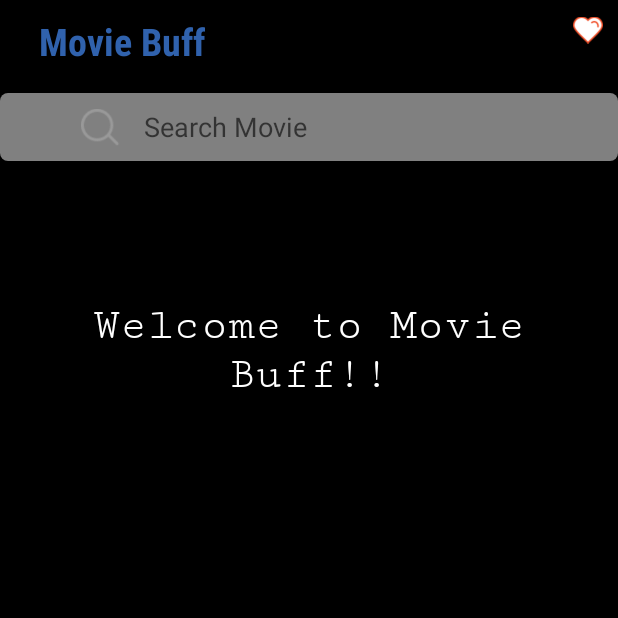
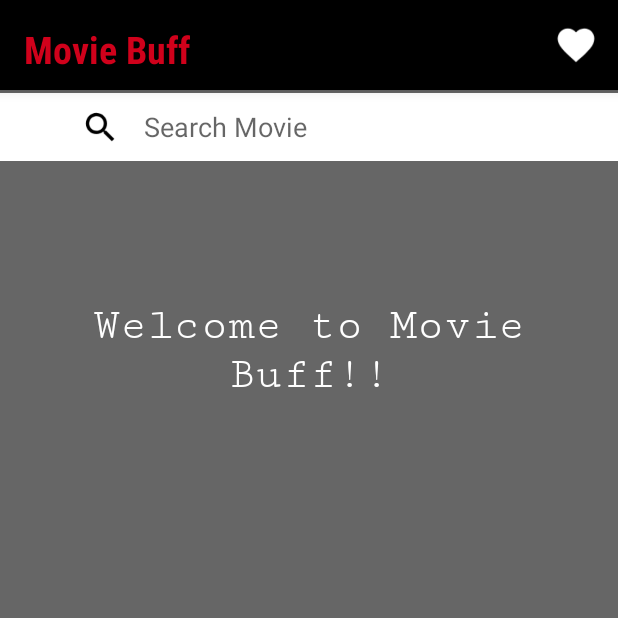
Before and after one commit to sarthakshive/MovieBuff-App, an Android app: the screen it shows after launch (MainActivity), on a phone screen of 412 x 824 dp, the top half of it. Run offline under Robolectric (Android 15) with nearby library versions, the phone set to English and light mode, and no system bars; our stand-ins replace Volley.

Commit message:
Revamped UI

```diff
--- a/app/src/main/AndroidManifest.xml
+++ b/app/src/main/AndroidManifest.xml
@@ -16,14 +16,16 @@
         android:supportsRtl="true"
         android:theme="@style/Theme.AppCompat.Light">
 
-            <activity android:name=".MainActivity">
+            <activity android:name=".MainActivity"
+                android:screenOrientation="portrait">
             <intent-filter>
                 <action android:name="android.intent.action.MAIN" />
 
                 <category android:name="android.intent.category.LAUNCHER" />
             </intent-filter>
         </activity>
-        <activity android:name=".Main2Activity">
+        <activity android:name=".Main2Activity"
+            android:screenOrientation="portrait">
 
         </activity>
         <receiver android:name=".Notifications.AlarmReceiver">
--- a/app/src/main/java/com/example/sarthaktaneja/moviebuff/MainActivity.java
+++ b/app/src/main/java/com/example/sarthaktaneja/moviebuff/MainActivity.java
@@ -203,7 +203,7 @@ public class MainActivity extends Activity implements View.OnClickListener {
                     @Override
                     public void onErrorResponse(VolleyError error) {
                         hideProgress();
-                        Toast.makeText(MainActivity.this, "gola", Toast.LENGTH_SHORT).show();
+                        Toast.makeText(MainActivity.this, "Error", Toast.LENGTH_SHORT).show();
                     }
                 }, new Pojo());
 
--- a/app/src/main/java/com/example/sarthaktaneja/moviebuff/RecyclerView/RecycleAdapter.java
+++ b/app/src/main/java/com/example/sarthaktaneja/moviebuff/RecyclerView/RecycleAdapter.java
@@ -72,7 +72,7 @@ public class RecycleAdapter extends RecyclerView.Adapter<RecycleAdapter.DetailVi
     public void onBindViewHolder(final DetailViewHolder holder, int position) {
         holder.title.setText(results.get(position).getTitle());
         String imgUrl="http://image.tmdb.org/t/p/w500/" + results.get(position).getPosterPath();
-        Picasso.with(context).load(imgUrl).error(R.drawable.ic_error_outline_black_24dp).into(holder.movieimg, new Callback() {
+        Picasso.with(context).load(imgUrl).error(R.drawable.baseline_error_outline_black_36).into(holder.movieimg, new Callback() {
             @Override
             public void onSuccess() {
                 holder.loader.setVisibility(View.GONE);
--- a/app/src/main/res/drawable-v24/rounded_corner_search.xml
+++ b/app/src/main/res/drawable-v24/rounded_corner_search.xml
@@ -5,7 +5,7 @@
 
     <!-- view background color -->
     <solid
-        android:color="@color/steel_gray" >
+        android:color="@color/white">
     </solid>
 
 
@@ -19,9 +19,9 @@
 
     <!-- Here is the corner radius -->
 
-    <corners
-        android:radius="5dp"   >
-    </corners>
+    <!--<corners-->
+        <!--android:radius="5dp"   >-->
+    <!--</corners>-->
 
 
 </shape>
--- a/app/src/main/res/layout/activity_main.xml
+++ b/app/src/main/res/layout/activity_main.xml
@@ -4,76 +4,74 @@
     xmlns:tools="http://schemas.android.com/tools"
     android:layout_width="match_parent"
     android:layout_height="match_parent"
-    tools:context="com.example.sarthaktaneja.moviebuff.MainActivity"
-    android:background="@color/black"
+    android:background="@color/brownish_grey"
     android:focusable="true"
     android:focusableInTouchMode="true"
-    >
+    tools:context="com.example.sarthaktaneja.moviebuff.MainActivity"
+    android:orientation="horizontal">
 
-    <include layout="@layout/toolbar"
+    <include
+        layout="@layout/toolbar"
         android:layout_width="match_parent"
-         android:layout_height="50dp"/>
+        android:layout_height="60dp" />
 
     <RelativeLayout
         android:id="@+id/lyt_search"
         android:layout_width="match_parent"
         android:layout_height="wrap_content"
         android:layout_marginTop="62dp"
-        android:background="@drawable/rounded_corner_search"
-        >
+        android:background="@drawable/rounded_corner_search">
 
         <EditText
             android:id="@+id/search"
             android:layout_width="300dp"
             android:layout_height="wrap_content"
+            android:backgroundTint="@android:color/transparent"
+            android:cursorVisible="false"
             android:hint="@string/search"
-            android:textAlignment="center"
-            android:textColor="@color/colorPrimaryDark"
-            android:backgroundTint="@android:color/transparent"
-            android:textCursorDrawable="@null"
             android:imeOptions="actionSearch"
             android:inputType="text"
             android:maxLines="1"
-            android:cursorVisible="false"
-           />
+            android:textAlignment="center"
+            android:textColor="@color/colorPrimaryDark"
+            android:textCursorDrawable="@null" />
 
     </RelativeLayout>
 
-    <include layout="@layout/activity_main1"
+    <include
+        layout="@layout/activity_main1"
+        android:layout_width="match_parent"
         android:layout_height="wrap_content"
-        android:layout_width="match_parent"
         android:layout_below="@id/lyt_search" />
 
     <ProgressBar
+        android:id="@+id/progressbar"
         android:layout_width="wrap_content"
         android:layout_height="wrap_content"
-        android:id="@+id/progressbar"
         android:layout_centerInParent="true"
-        android:visibility="invisible"/>
+        android:visibility="invisible" />
 
     <ImageView
         android:id="@+id/search_icon"
         android:layout_width="30dp"
         android:layout_height="30dp"
-        android:padding="2dp"
         android:layout_alignParentEnd="true"
         android:layout_marginEnd="330dp"
         android:layout_marginTop="70dp"
-        android:src="@drawable/search_icon" />
+        android:padding="2dp"
+        android:src="@drawable/baseline_search_black_36" />
 
     <TextView
+        android:id="@+id/starttext"
         android:layout_width="match_parent"
         android:layout_height="wrap_content"
-        android:id="@+id/starttext"
         android:layout_marginTop="200dp"
+        android:fontFamily="serif-monospace"
+        android:gravity="center"
         android:text="Welcome to Movie Buff!!"
-        android:fontFamily="serif-monospace"
+        android:textColor="@color/white"
         android:textSize="30sp"
-        android:textColor="@color/white"
-        android:visibility="visible"
-        android:gravity="center"
-        />
-
+        android:visibility="visible" />
 
 
 </RelativeLayout>
--- a/app/src/main/res/layout/toolbar.xml
+++ b/app/src/main/res/layout/toolbar.xml
@@ -1,33 +1,40 @@
 <?xml version="1.0" encoding="utf-8"?>
-<android.support.v7.widget.Toolbar
-    xmlns:android="http://schemas.android.com/apk/res/android"
+<android.support.v7.widget.Toolbar xmlns:android="http://schemas.android.com/apk/res/android"
     android:id="@+id/toolbar"
     android:layout_width="match_parent"
     android:layout_height="wrap_content"
-    android:minHeight="@dimen/abc_action_bar_default_height_material">
+    android:minHeight="@dimen/abc_action_bar_default_height_material"
+    android:background="@color/black"
+    android:elevation="5dp"
+    android:orientation="horizontal">
 
     <RelativeLayout
         android:layout_width="match_parent"
-        android:layout_height="match_parent">
+        android:layout_height="wrap_content">
 
         <TextView
+            android:id="@+id/name"
             android:layout_width="wrap_content"
             android:layout_height="wrap_content"
+            android:fontFamily="sans-serif-condensed"
             android:text="@string/app_name"
+            android:textColor="@color/bus_red_line"
             android:textSize="25sp"
-        android:fontFamily="sans-serif-condensed"
-        android:textColor="@color/color_3062ad"
             android:textStyle="bold"
-        android:padding="10dp"/>
+            android:layout_marginTop="5dp"/>
 
         <ImageView
             android:id="@+id/heart"
             android:layout_width="40dp"
             android:layout_height="40dp"
-        android:src="@drawable/wishlist"
+            android:layout_alignParentTop="true"
+            android:layout_marginEnd="8dp"
+            android:layout_toStartOf="@+id/line"
+            android:padding="5dp"
+            android:src="@drawable/baseline_favorite_white_36"
             android:layout_alignParentRight="true"
-        android:padding="10dp"/>
+            />
+
 
     </RelativeLayout>
-
 </android.support.v7.widget.Toolbar>
```
Also changed, not shown: app/src/main/res/layout/activity_main1.xml (+6 -3 lines), app/src/main/res/layout/activity_main2.xml (+10 -5 lines), app/src/main/res/layout/activity_main3.xml (+12 -12 lines), app/src/main/res/layout/toolbar1.xml (+19 -17 lines), app/src/main/res/drawable/baseline_error_outline_black_18.png (added), app/src/main/res/drawable/baseline_error_outline_black_36.png (added), app/src/main/res/drawable/baseline_favorite_white_36.png (added), app/src/main/res/drawable/baseline_notifications_none_white_48.png (added), app/src/main/res/drawable/baseline_search_black_36.png (added), app/src/main/res/drawable/baseline_search_white_36.png (added). Lines whose indentation alone changed are shown as unchanged.
